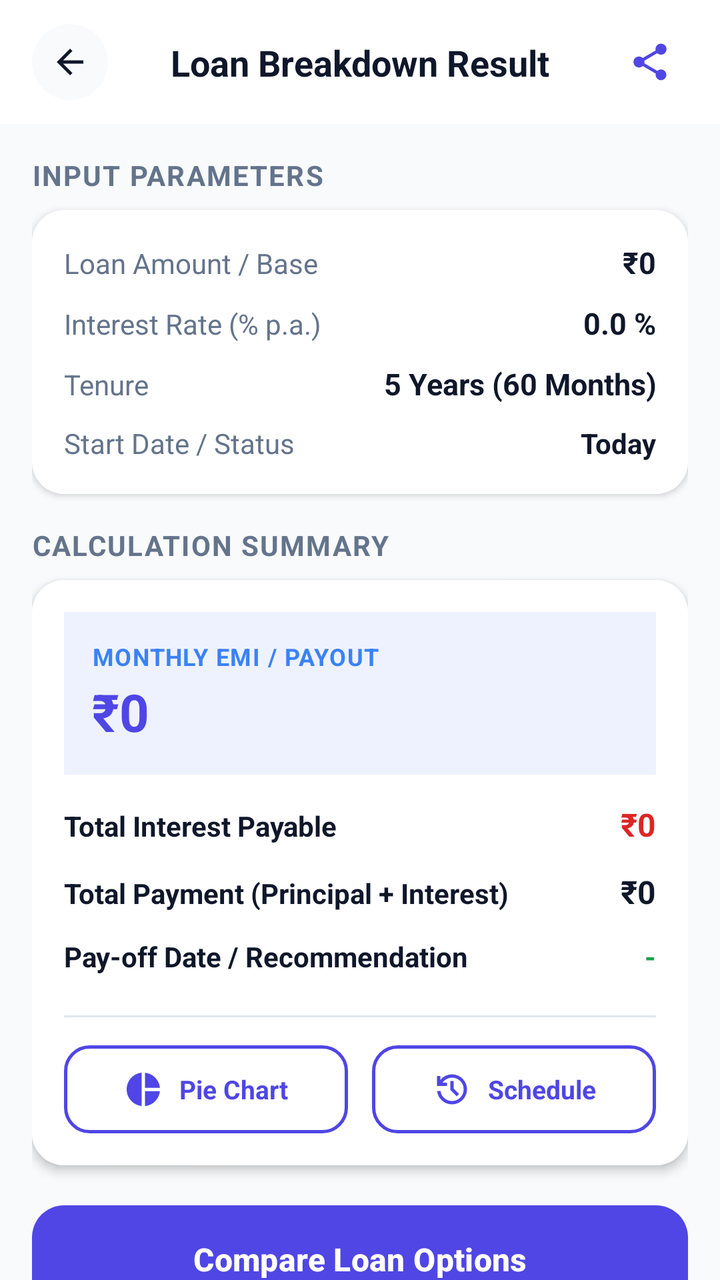
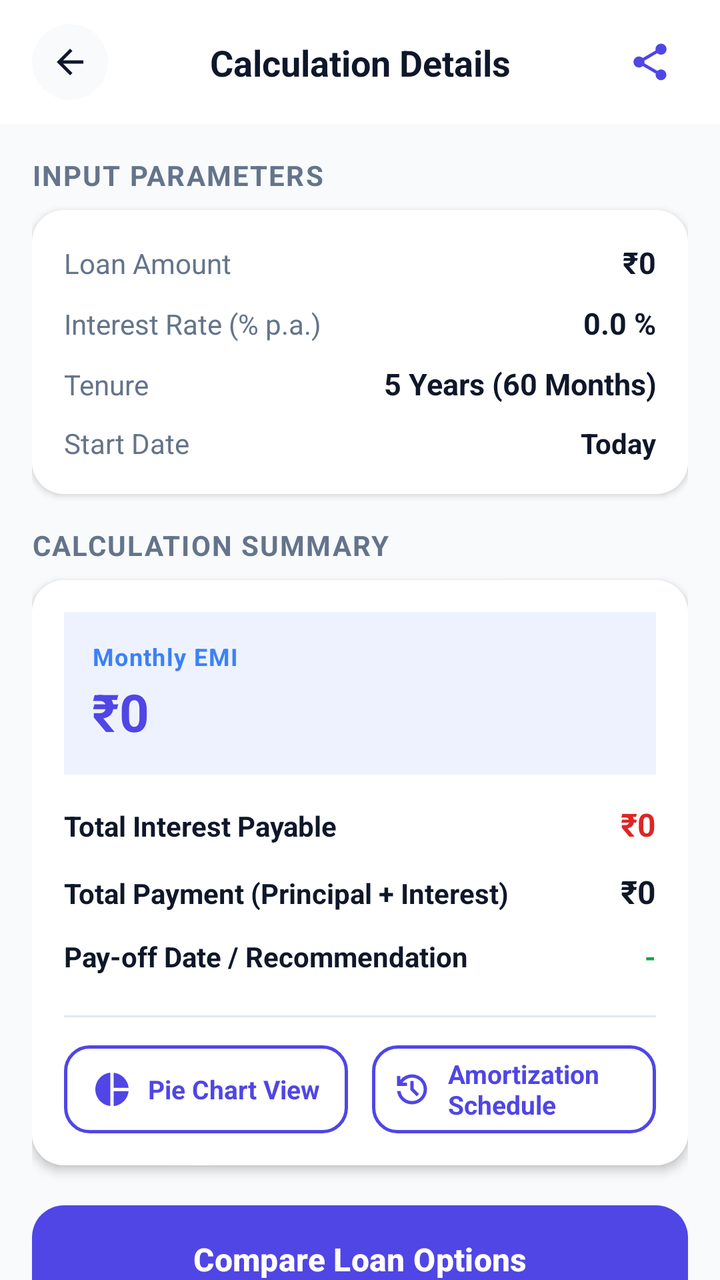

Before-and-after screenshots of an Android layout around one commit, followed by the original layout XML and the change that was made.
<!-- AndroidManifest.xml: application theme Theme.Calculatoremi -->
<!-- res/layout/activity_loan_result.xml -->
<?xml version="1.0" encoding="utf-8"?>
<LinearLayout xmlns:android="http://schemas.android.com/apk/res/android"
    xmlns:app="http://schemas.android.com/apk/res-auto"
    xmlns:tools="http://schemas.android.com/tools"
    android:layout_width="match_parent"
    android:layout_height="match_parent"
    android:background="@color/background"
    android:orientation="vertical">

    
    <androidx.constraintlayout.widget.ConstraintLayout
        android:id="@+id/resultHeader"
        android:layout_width="match_parent"
        android:layout_height="wrap_content"
        android:minHeight="55dp"
        android:background="@color/surface"
        android:elevation="0dp"
        android:paddingStart="16dp"
        android:paddingTop="12dp"
        android:paddingEnd="16dp"
        android:paddingBottom="12dp">

        <com.google.android.material.card.MaterialCardView
            android:id="@+id/btnBackResultContainer"
            android:layout_width="38dp"
            android:layout_height="38dp"
            app:cardBackgroundColor="@color/background"
            app:cardCornerRadius="19dp"
            app:cardElevation="0dp"
            app:strokeWidth="0dp"
            app:layout_constraintBottom_toBottomOf="parent"
            app:layout_constraintStart_toStartOf="parent"
            app:layout_constraintTop_toTopOf="parent">

            <ImageView
                android:id="@+id/btnBackResult"
                android:layout_width="20dp"
                android:layout_height="20dp"
                android:layout_gravity="center"
                android:src="@drawable/ic_arrow_back"
                app:tint="@color/text_primary" />
        </com.google.android.material.card.MaterialCardView>

        <TextView
            android:id="@+id/txtResultTitle"
            android:layout_width="wrap_content"
            android:layout_height="wrap_content"
            android:text="Loan Breakdown Result"
            android:textColor="@color/text_primary"
            android:textSize="18sp"
            android:textStyle="bold"
            app:layout_constraintBottom_toBottomOf="parent"
            app:layout_constraintEnd_toEndOf="parent"
            app:layout_constraintStart_toStartOf="parent"
            app:layout_constraintTop_toTopOf="parent" />

        <ImageView
            android:id="@+id/btnShare"
            android:layout_width="38dp"
            android:layout_height="38dp"
            android:padding="8dp"
            android:background="?attr/selectableItemBackgroundBorderless"
            android:src="@drawable/ic_share"
            app:layout_constraintBottom_toBottomOf="parent"
            app:layout_constraintEnd_toEndOf="parent"
            app:layout_constraintTop_toTopOf="parent"
            app:tint="@color/primary" />
    </androidx.constraintlayout.widget.ConstraintLayout>

    
    <androidx.core.widget.NestedScrollView
        android:layout_width="match_parent"
        android:layout_height="match_parent"
        android:clipToPadding="false"
        android:paddingBottom="40dp"
        android:fillViewport="true">

        <LinearLayout
            android:layout_width="match_parent"
            android:layout_height="wrap_content"
            android:orientation="vertical"
            android:padding="16dp">

            
            <TextView
                android:layout_width="wrap_content"
                android:layout_height="wrap_content"
                android:text="Input Parameters"
                android:textColor="@color/text_secondary"
                android:textSize="14sp"
                android:textStyle="bold"
                android:textAllCaps="true"
                android:letterSpacing="0.05"
                android:layout_marginBottom="8dp" />

            <com.google.android.material.card.MaterialCardView
                android:layout_width="match_parent"
                android:layout_height="wrap_content"
                app:cardCornerRadius="16dp"
                app:cardElevation="2dp"
                app:strokeWidth="0dp"
                android:layout_marginBottom="16dp">

                <LinearLayout
                    android:layout_width="match_parent"
                    android:layout_height="wrap_content"
                    android:orientation="vertical"
                    android:background="@color/surface"
                    android:padding="16dp">

                    
                    <LinearLayout
                        android:layout_width="match_parent"
                        android:layout_height="wrap_content"
                        android:orientation="horizontal"
                        android:layout_marginBottom="10dp">

                        <TextView
                            android:layout_width="0dp"
                            android:layout_height="wrap_content"
                            android:layout_weight="1"
                            android:text="Loan Amount / Base"
                            android:textColor="@color/text_secondary"
                            android:textSize="14sp" />

                        <TextView
                            android:id="@+id/resLoanAmount"
                            android:layout_width="wrap_content"
                            android:layout_height="wrap_content"
                            android:text="₹0"
                            android:textColor="@color/text_primary"
                            android:textSize="15sp"
                            android:textStyle="bold"
                            android:gravity="end" />
                    </LinearLayout>

                    
                    <LinearLayout
                        android:layout_width="match_parent"
                        android:layout_height="wrap_content"
                        android:orientation="horizontal"
                        android:layout_marginBottom="10dp">

                        <TextView
                            android:layout_width="0dp"
                            android:layout_height="wrap_content"
                            android:layout_weight="1"
                            android:text="Interest Rate (% p.a.)"
                            android:textColor="@color/text_secondary"
                            android:textSize="14sp" />

                        <TextView
                            android:id="@+id/resInterestRate"
                            android:layout_width="wrap_content"
                            android:layout_height="wrap_content"
                            android:text="0.0 %"
                            android:textColor="@color/text_primary"
                            android:textSize="15sp"
                            android:textStyle="bold"
                            android:gravity="end" />
                    </LinearLayout>

                    
                    <LinearLayout
                        android:layout_width="match_parent"
                        android:layout_height="wrap_content"
                        android:orientation="horizontal"
                        android:layout_marginBottom="10dp">

                        <TextView
                            android:layout_width="0dp"
                            android:layout_height="wrap_content"
                            android:layout_weight="1"
                            android:text="Tenure"
                            android:textColor="@color/text_secondary"
                            android:textSize="14sp" />

                        <TextView
                            android:id="@+id/resLoanTerm"
                            android:layout_width="wrap_content"
                            android:layout_height="wrap_content"
                            android:text="5 Years (60 Months)"
                            android:textColor="@color/text_primary"
                            android:textSize="15sp"
                            android:textStyle="bold"
                            android:gravity="end" />
                    </LinearLayout>

                    
                    <LinearLayout
                        android:layout_width="match_parent"
                        android:layout_height="wrap_content"
                        android:orientation="horizontal">

                        <TextView
                            android:layout_width="0dp"
                            android:layout_height="wrap_content"
                            android:layout_weight="1"
                            android:text="Start Date / Status"
                            android:textColor="@color/text_secondary"
                            android:textSize="14sp" />

                        <TextView
                            android:id="@+id/resStartDate"
                            android:layout_width="wrap_content"
                            android:layout_height="wrap_content"
                            android:text="Today"
                            android:textColor="@color/text_primary"
                            android:textSize="14sp"
                            android:textStyle="bold"
                            android:gravity="end" />
                    </LinearLayout>
                </LinearLayout>
            </com.google.android.material.card.MaterialCardView>

            
            <TextView
                android:layout_width="wrap_content"
                android:layout_height="wrap_content"
                android:text="Calculation Summary"
                android:textColor="@color/text_secondary"
                android:textSize="14sp"
                android:textStyle="bold"
                android:textAllCaps="true"
                android:letterSpacing="0.05"
                android:layout_marginBottom="8dp" />

            <com.google.android.material.card.MaterialCardView
                android:layout_width="match_parent"
                android:layout_height="wrap_content"
                app:cardCornerRadius="16dp"
                app:cardElevation="3dp"
                app:strokeWidth="0dp">

                <LinearLayout
                    android:layout_width="match_parent"
                    android:layout_height="wrap_content"
                    android:orientation="vertical"
                    android:background="@color/surface"
                    android:padding="16dp">

                    
                    <LinearLayout
                        android:layout_width="match_parent"
                        android:layout_height="wrap_content"
                        android:background="@color/primary_light"
                        android:orientation="vertical"
                        android:padding="14dp"
                        android:layout_marginBottom="14dp">

                        <TextView
                            android:layout_width="wrap_content"
                            android:layout_height="wrap_content"
                            android:text="MONTHLY EMI / PAYOUT"
                            android:textColor="#3B82F6"
                            android:textSize="12sp"
                            android:textStyle="bold"
                            android:letterSpacing="0.04" />

                        <TextView
                            android:id="@+id/resEmi"
                            android:layout_width="match_parent"
                            android:layout_height="wrap_content"
                            android:text="₹0"
                            android:textColor="@color/primary"
                            android:textSize="26sp"
                            android:textStyle="bold"
                            android:maxLines="1"
                            app:autoSizeTextType="uniform"
                            app:autoSizeMinTextSize="18sp"
                            app:autoSizeMaxTextSize="28sp"
                            app:autoSizeStepGranularity="1sp"
                            android:layout_marginTop="2dp" />
                    </LinearLayout>

                    
                    <LinearLayout
                        android:layout_width="match_parent"
                        android:layout_height="wrap_content"
                        android:orientation="horizontal"
                        android:layout_marginBottom="12dp">

                        <TextView
                            android:layout_width="0dp"
                            android:layout_height="wrap_content"
                            android:layout_weight="1"
                            android:text="Total Interest Payable"
                            android:textColor="@color/text_primary"
                            android:textSize="14sp"
                            android:textStyle="bold" />

                        <TextView
                            android:id="@+id/resTotalInterest"
                            android:layout_width="wrap_content"
                            android:layout_height="wrap_content"
                            android:text="₹0"
                            android:textColor="#DC2626"
                            android:textSize="16sp"
                            android:textStyle="bold"
                            android:gravity="end" />
                    </LinearLayout>

                    
                    <LinearLayout
                        android:layout_width="match_parent"
                        android:layout_height="wrap_content"
                        android:orientation="horizontal"
                        android:layout_marginBottom="12dp">

                        <TextView
                            android:layout_width="0dp"
                            android:layout_height="wrap_content"
                            android:layout_weight="1"
                            android:text="Total Payment (Principal + Interest)"
                            android:textColor="@color/text_primary"
                            android:textSize="14sp"
                            android:textStyle="bold" />

                        <TextView
                            android:id="@+id/resTotalCost"
                            android:layout_width="wrap_content"
                            android:layout_height="wrap_content"
                            android:text="₹0"
                            android:textColor="@color/text_primary"
                            android:textSize="16sp"
                            android:textStyle="bold"
                            android:gravity="end" />
                    </LinearLayout>

                    
                    <LinearLayout
                        android:layout_width="match_parent"
                        android:layout_height="wrap_content"
                        android:orientation="horizontal"
                        android:layout_marginBottom="8dp">

                        <TextView
                            android:layout_width="0dp"
                            android:layout_height="wrap_content"
                            android:layout_weight="1"
                            android:text="Pay-off Date / Recommendation"
                            android:textColor="@color/text_primary"
                            android:textSize="14sp"
                            android:textStyle="bold" />

                        <TextView
                            android:id="@+id/resPayoffDate"
                            android:layout_width="wrap_content"
                            android:layout_height="wrap_content"
                            android:text="-"
                            android:textColor="#16A34A"
                            android:textSize="14sp"
                            android:textStyle="bold"
                            android:gravity="end" />
                    </LinearLayout>

                    <View
                        android:layout_width="match_parent"
                        android:layout_height="1dp"
                        android:background="@color/border_stroke"
                        android:layout_marginTop="12dp"
                        android:layout_marginBottom="14dp" />

                    
                    <LinearLayout
                        android:layout_width="match_parent"
                        android:layout_height="wrap_content"
                        android:orientation="horizontal"
                        android:weightSum="2">

                        <LinearLayout
                            android:id="@+id/btnPieChart"
                            android:layout_width="0dp"
                            android:layout_height="44dp"
                            android:layout_weight="1"
                            android:layout_marginEnd="6dp"
                            android:gravity="center"
                            android:orientation="horizontal"
                            android:clickable="true"
                            android:focusable="true"
                            android:background="@drawable/numeric_input_border"
                            android:paddingHorizontal="10dp">

                            <ImageView
                                android:layout_width="20dp"
                                android:layout_height="20dp"
                                android:src="@drawable/ic_pie_chart"
                                app:tint="@color/primary" />

                            <TextView
                                android:layout_width="wrap_content"
                                android:layout_height="wrap_content"
                                android:text="Pie Chart"
                                android:textColor="@color/primary"
                                android:textSize="13sp"
                                android:textStyle="bold"
                                android:layout_marginStart="8dp" />
                        </LinearLayout>

                        <LinearLayout
                            android:id="@+id/btnPaymentSchedule"
                            android:layout_width="0dp"
                            android:layout_height="44dp"
                            android:layout_weight="1"
                            android:layout_marginStart="6dp"
                            android:gravity="center"
                            android:orientation="horizontal"
                            android:clickable="true"
                            android:focusable="true"
                            android:background="@drawable/numeric_input_border"
                            android:paddingHorizontal="10dp">

                            <ImageView
                                android:layout_width="20dp"
                                android:layout_height="20dp"
                                android:src="@drawable/ic_history"
                                app:tint="@color/primary" />

                            <TextView
                                android:layout_width="wrap_content"
                                android:layout_height="wrap_content"
                                android:text="Schedule"
                                android:textColor="@color/primary"
                                android:textSize="13sp"
                                android:textStyle="bold"
                                android:layout_marginStart="8dp" />
                        </LinearLayout>

                    </LinearLayout>

                </LinearLayout>
            </com.google.android.material.card.MaterialCardView>

            
            <com.google.android.material.button.MaterialButton
                android:id="@+id/btnCompare"
                android:layout_width="match_parent"
                android:layout_height="54dp"
                android:layout_marginTop="20dp"
                android:text="Compare Loan Options"
                android:textAllCaps="false"
                android:textColor="@android:color/white"
                android:textSize="16sp"
                android:textStyle="bold"
                android:insetTop="0dp"
                android:insetBottom="0dp"
                app:cornerRadius="16dp"
                app:backgroundTint="@color/primary" />

            <com.google.android.material.button.MaterialButton
                android:id="@+id/btnBackHome"
                style="@style/Widget.MaterialComponents.Button.OutlinedButton"
                android:layout_width="match_parent"
                android:layout_height="50dp"
                android:layout_marginTop="10dp"
                android:layout_marginBottom="24dp"
                android:text="Back To Dashboard"
                android:textAllCaps="false"
                android:textSize="15sp"
                android:textStyle="bold"
                android:insetTop="0dp"
                android:insetBottom="0dp"
                app:cornerRadius="16dp"
                app:strokeColor="@color/primary"
                android:textColor="@color/primary" />

        </LinearLayout>
    </androidx.core.widget.NestedScrollView>

</LinearLayout>
<!-- resources referenced by this layout -->
<resources>
  <color name="background">#F8FAFC</color>
  <color name="border_stroke">#E2E8F0</color>
  <color name="primary">#4F46E5</color>
  <color name="primary_light">#EEF2FF</color>
  <color name="surface">#FFFFFF</color>
  <color name="text_primary">#0F172A</color>
  <color name="text_secondary">#64748B</color>
  <!-- drawable ic_arrow_back (drawable) -->
  <vector xmlns:android="http://schemas.android.com/apk/res/android"
      android:width="24dp"
      android:height="24dp"
      android:viewportWidth="960"
      android:viewportHeight="960">
    <path
        android:pathData="m313,520 l224,224 -57,56 -320,-320 320,-320 57,56 -224,224h487v80L313,520Z"
        android:fillColor="#e3e3e3"/>
  </vector>
  <!-- drawable ic_history (drawable) -->
  <vector xmlns:android="http://schemas.android.com/apk/res/android"
      android:width="24dp"
      android:height="24dp"
      android:viewportWidth="960"
      android:viewportHeight="960">
    <path
        android:pathData="M480,840q-138,0 -240.5,-91.5T122,520h82q14,104 92.5,172T480,760q117,0 198.5,-81.5T760,480q0,-117 -81.5,-198.5T480,200q-69,0 -129,32t-101,88h110v80L120,400v-240h80v94q51,-64 124.5,-99T480,120q75,0 140.5,28.5t114,77q48.5,48.5 77,114T840,480q0,75 -28.5,140.5t-77,114q-48.5,48.5 -114,77T480,840ZM592,648L440,496v-216h80v184l128,128 -56,56Z"
        android:fillColor="#e3e3e3"/>
  </vector>
  <!-- drawable ic_pie_chart (drawable) -->
  <vector xmlns:android="http://schemas.android.com/apk/res/android"
      android:width="24dp"
      android:height="24dp"
      android:viewportWidth="24"
      android:viewportHeight="24">
    <path
        android:fillColor="#FF000000"
        android:pathData="M11,2v20c-5.07,-0.5 -9,-4.79 -9,-10s3.93,-9.5 9,-10zm2,0.03c4.76,0.48 8.5,4.32 8.97,9.02L13,11.05V2.03zm0,11.02h8.97c-0.47,4.7 -4.21,8.54 -8.97,9.02v-9.02z"/>
  </vector>
  <!-- drawable numeric_input_border (drawable) -->
  <?xml version="1.0" encoding="utf-8"?>
  <shape xmlns:android="http://schemas.android.com/apk/res/android"
      android:shape="rectangle">
  
      <solid android:color="@color/surface"/>
  
      <stroke
          android:width="1.5dp"
          android:color="@color/primary"/>
  
      <corners android:radius="12dp"/>
  </shape>
  <style name="Theme.Calculatoremi" parent="Base.Theme.Calculatoremi" />
  <style name="Base.Theme.Calculatoremi" parent="Theme.Material3.DayNight.NoActionBar">
          <item name="android:statusBarColor">@android:color/transparent</item>
          <item name="android:navigationBarColor">@android:color/transparent</item>
          <item name="android:windowLightStatusBar">true</item>
          <item name="android:windowLightNavigationBar">true</item>
          <item name="colorPrimary">@color/primary</item>
          <item name="colorOnPrimary">#FFFFFF</item>
          <item name="colorSecondary">@color/gradient_accent</item>
          <item name="colorOnSecondary">#FFFFFF</item>
      </style>
  <color name="gradient_accent">#818CF8</color>
  <!-- unchanged entries left out for length: 1 -->
</resources>

<!-- the commit's change to res/layout/activity_loan_result.xml (unified diff, before → after) -->
@@ -1,4 +1,5 @@
 <?xml version="1.0" encoding="utf-8"?>
+
 <LinearLayout xmlns:android="http://schemas.android.com/apk/res/android"
     xmlns:app="http://schemas.android.com/apk/res-auto"
     xmlns:tools="http://schemas.android.com/tools"
@@ -45,7 +46,7 @@
             android:id="@+id/txtResultTitle"
             android:layout_width="wrap_content"
             android:layout_height="wrap_content"
-            android:text="Loan Breakdown Result"
+            android:text="@string/header_calculation_details"
             android:textColor="@color/text_primary"
             android:textSize="18sp"
             android:textStyle="bold"
@@ -85,7 +86,7 @@
             <TextView
                 android:layout_width="wrap_content"
                 android:layout_height="wrap_content"
-                android:text="Input Parameters"
+                android:text="@string/header_input_parameters"
                 android:textColor="@color/text_secondary"
                 android:textSize="14sp"
                 android:textStyle="bold"
@@ -119,7 +120,7 @@
                             android:layout_width="0dp"
                             android:layout_height="wrap_content"
                             android:layout_weight="1"
-                            android:text="Loan Amount / Base"
+                            android:text="@string/label_loan_amount"
                             android:textColor="@color/text_secondary"
                             android:textSize="14sp" />
 
@@ -145,7 +146,7 @@
                             android:layout_width="0dp"
                             android:layout_height="wrap_content"
                             android:layout_weight="1"
-                            android:text="Interest Rate (% p.a.)"
+                            android:text="@string/label_interest_rate"
                             android:textColor="@color/text_secondary"
                             android:textSize="14sp" />
 
@@ -171,7 +172,7 @@
                             android:layout_width="0dp"
                             android:layout_height="wrap_content"
                             android:layout_weight="1"
-                            android:text="Tenure"
+                            android:text="@string/label_tenure"
                             android:textColor="@color/text_secondary"
                             android:textSize="14sp" />
 
@@ -196,7 +197,7 @@
                             android:layout_width="0dp"
                             android:layout_height="wrap_content"
                             android:layout_weight="1"
-                            android:text="Start Date / Status"
+                            android:text="@string/label_start_date"
                             android:textColor="@color/text_secondary"
                             android:textSize="14sp" />
 
@@ -217,7 +218,7 @@
             <TextView
                 android:layout_width="wrap_content"
                 android:layout_height="wrap_content"
-                android:text="Calculation Summary"
+                android:text="@string/header_calculation_summary"
                 android:textColor="@color/text_secondary"
                 android:textSize="14sp"
                 android:textStyle="bold"
@@ -251,7 +252,7 @@
                         <TextView
                             android:layout_width="wrap_content"
                             android:layout_height="wrap_content"
-                            android:text="MONTHLY EMI / PAYOUT"
+                            android:text="@string/result_monthly_emi"
                             android:textColor="#3B82F6"
                             android:textSize="12sp"
                             android:textStyle="bold"
@@ -284,7 +285,7 @@
                             android:layout_width="0dp"
                             android:layout_height="wrap_content"
                             android:layout_weight="1"
-                            android:text="Total Interest Payable"
+                            android:text="@string/result_total_interest"
                             android:textColor="@color/text_primary"
                             android:textSize="14sp"
                             android:textStyle="bold" />
@@ -311,7 +312,7 @@
                             android:layout_width="0dp"
                             android:layout_height="wrap_content"
                             android:layout_weight="1"
-                            android:text="Total Payment (Principal + Interest)"
+                            android:text="@string/result_total_payment"
                             android:textColor="@color/text_primary"
                             android:textSize="14sp"
                             android:textStyle="bold" />
@@ -390,7 +391,7 @@
                             <TextView
                                 android:layout_width="wrap_content"
                                 android:layout_height="wrap_content"
-                                android:text="Pie Chart"
+                                android:text="@string/btn_view_chart"
                                 android:textColor="@color/primary"
                                 android:textSize="13sp"
                                 android:textStyle="bold"
@@ -419,7 +420,7 @@
                             <TextView
                                 android:layout_width="wrap_content"
                                 android:layout_height="wrap_content"
-                                android:text="Schedule"
+                                android:text="@string/btn_view_schedule"
                                 android:textColor="@color/primary"
                                 android:textSize="13sp"
                                 android:textStyle="bold"
<!-- resource entries referenced after the edit -->
@@ -50,6 +50,18 @@
   
       <corners android:radius="12dp"/>
   </shape>
+  <string name="btn_view_chart">Pie Chart View</string>
+  <string name="btn_view_schedule">Amortization Schedule</string>
+  <string name="header_calculation_details">Calculation Details</string>
+  <string name="header_calculation_summary">Calculation Summary</string>
+  <string name="header_input_parameters">Input Parameters</string>
+  <string name="label_interest_rate">Interest Rate (% p.a.)</string>
+  <string name="label_loan_amount">Loan Amount</string>
+  <string name="label_start_date">Start Date</string>
+  <string name="label_tenure">Tenure</string>
+  <string name="result_monthly_emi">Monthly EMI</string>
+  <string name="result_total_interest">Total Interest Payable</string>
+  <string name="result_total_payment">Total Payment (Principal + Interest)</string>
   <style name="Theme.Calculatoremi" parent="Base.Theme.Calculatoremi" />
   <style name="Base.Theme.Calculatoremi" parent="Theme.Material3.DayNight.NoActionBar">
           <item name="android:statusBarColor">@android:color/transparent</item>
